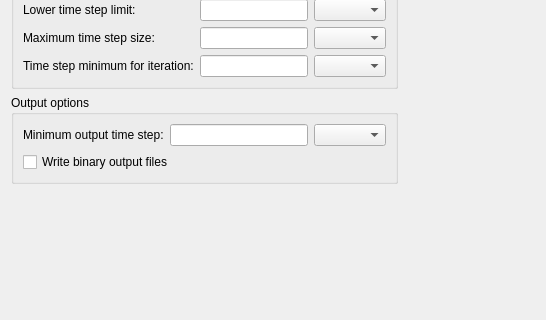
This is MasterSimulatorUI/src/MSIMViewSimulation.ui in ghorwin/MasterSim as Qt 5 draws it before an edit; both pictures show x 0 to 546 and y 374 to 694 of the 1021 by 694 pixel window. The edited form follows.
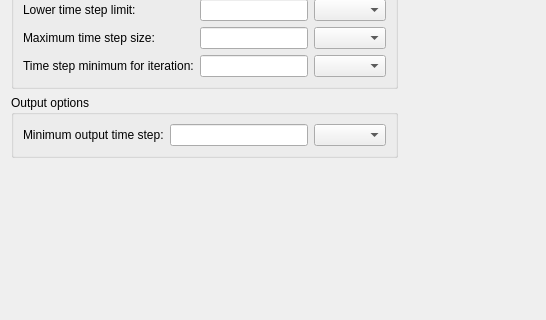
This is the edited form. Icons and pictures are not drawn.

```diff
--- a/MasterSimulatorUI/src/MSIMViewSimulation.ui
+++ b/MasterSimulatorUI/src/MSIMViewSimulation.ui
@@ -211,18 +211,11 @@
           </property>
          </widget>
         </item>
-        <item row="0" column="2">
-         <widget class="QComboBox" name="comboBoxDtOutputUnit"/>
-        </item>
         <item row="0" column="1">
          <widget class="QLineEdit" name="lineEditDtOutput"/>
         </item>
-        <item row="1" column="0" colspan="3">
-         <widget class="QCheckBox" name="checkBoxBinaryOutputFiles">
-          <property name="text">
-           <string>Write binary output files</string>
-          </property>
-         </widget>
+        <item row="0" column="2">
+         <widget class="QComboBox" name="comboBoxDtOutputUnit"/>
         </item>
        </layout>
       </widget>
```
